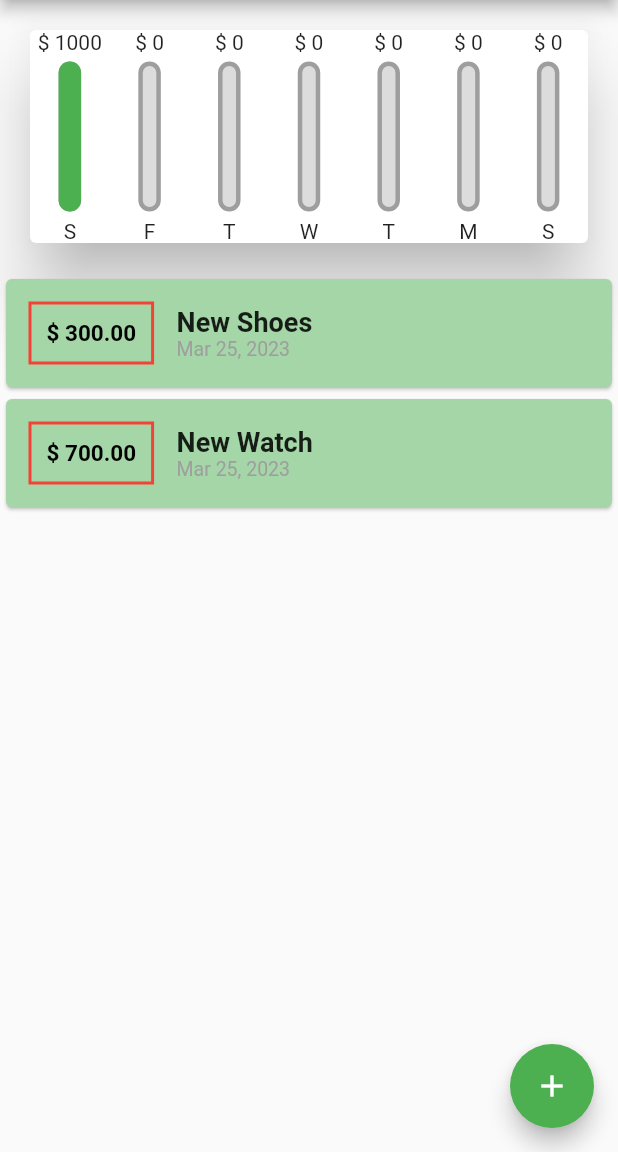
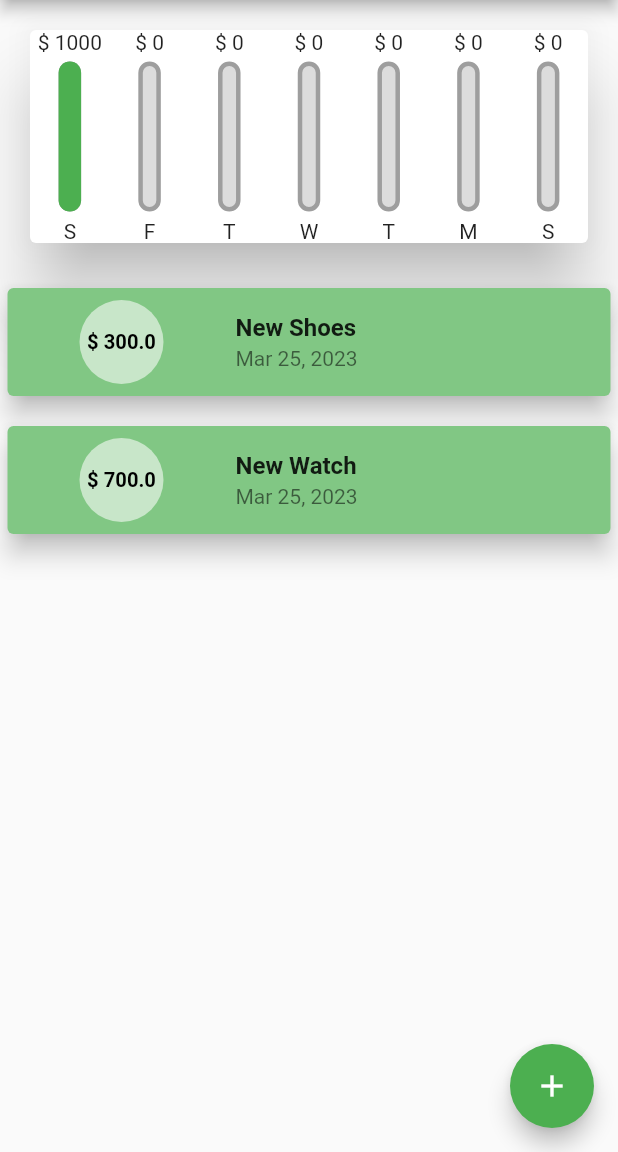
Before and after one commit to TRohit20/Flutter-Playground, a Flutter app: the screen it shows after launch, on a phone screen of 412 x 824 dp, the part 84-1236 px from its top. Run offline on Flutter 3.47's test engine with Material 2 defaults, Android fonts, the phone set to English and light mode, and no system bars; our stand-ins replace firebase_auth, firebase_core; missing offline and left inert: dart:ffi; accounts and stored records are empty.

Commit message:
Using the ListTile Widget for better UI

```diff
--- a/expense_tracker/lib/widgets/transactions_list.dart
+++ b/expense_tracker/lib/widgets/transactions_list.dart
@@ -37,44 +37,29 @@ class TransactionList extends StatelessWidget {
           : ListView.builder(
               itemBuilder: (context, index) {
                 return Card(
-                  color: Colors.green[200],
-                  // Using Columns inside rows and both inside a card
-                  child: Row(
-                    children: <Widget>[
-                      Container(
-                        margin: const EdgeInsets.all(15),
-                        padding: const EdgeInsets.all(10),
-                        decoration: BoxDecoration(
-                            border: Border.all(color: Colors.red, width: 2)),
-                        child: Text(
-                          // In interpolation, when you are not just using a variable, but calling a property or more, then {} are used to wrap that expression
-                          '\$ ${transactions[index].amount.toStringAsFixed(2)}', // Accessing the specific transaction
-                          style: const TextStyle(
-                              color: Colors.black,
-                              fontSize: 15,
-                              fontWeight: FontWeight.bold),
-                        ),
+                  elevation: 7,
+                  margin: EdgeInsets.symmetric(vertical: 10, horizontal: 5),
+                  color: Colors.green.shade300,
+                  child: ListTile(
+                    leading: CircleAvatar(
+                      // backgroundColor: Colors,
+                      foregroundColor: Colors.black,
+                      radius: 60,
+                      child: Padding(
+                        padding: EdgeInsets.all(20),
+                        child: FittedBox(
+                            child: Text(
+                          '\$ ${transactions[index].amount}',
+                          style: TextStyle(fontWeight: FontWeight.bold),
+                        )),
                       ),
-                      Column(
-                        mainAxisAlignment: MainAxisAlignment.spaceBetween,
-                        crossAxisAlignment: CrossAxisAlignment.start,
-                        children: <Widget>[
-                          Text(
-                            transactions[index].title,
-                            style: const TextStyle(
-                              fontWeight: FontWeight.bold,
-                              fontSize: 18,
-                            ),
-                          ),
-                          Text(
-                            // DateFormat('dd-MM-yyyy').format(tx.date),
-                            DateFormat.yMMMd().format(transactions[index].date),
-                            style: const TextStyle(
-                                color: Colors.grey, fontSize: 13),
-                          )
-                        ],
-                      )
-                    ],
+                    ),
+                    title: Text(
+                      transactions[index].title,
+                      style: TextStyle(fontWeight: FontWeight.bold),
+                    ),
+                    subtitle: Text(
+                        DateFormat.yMMMd().format(transactions[index].date)),
                   ),
                 );
               },
```
Also changed, not shown: 1 other file.
